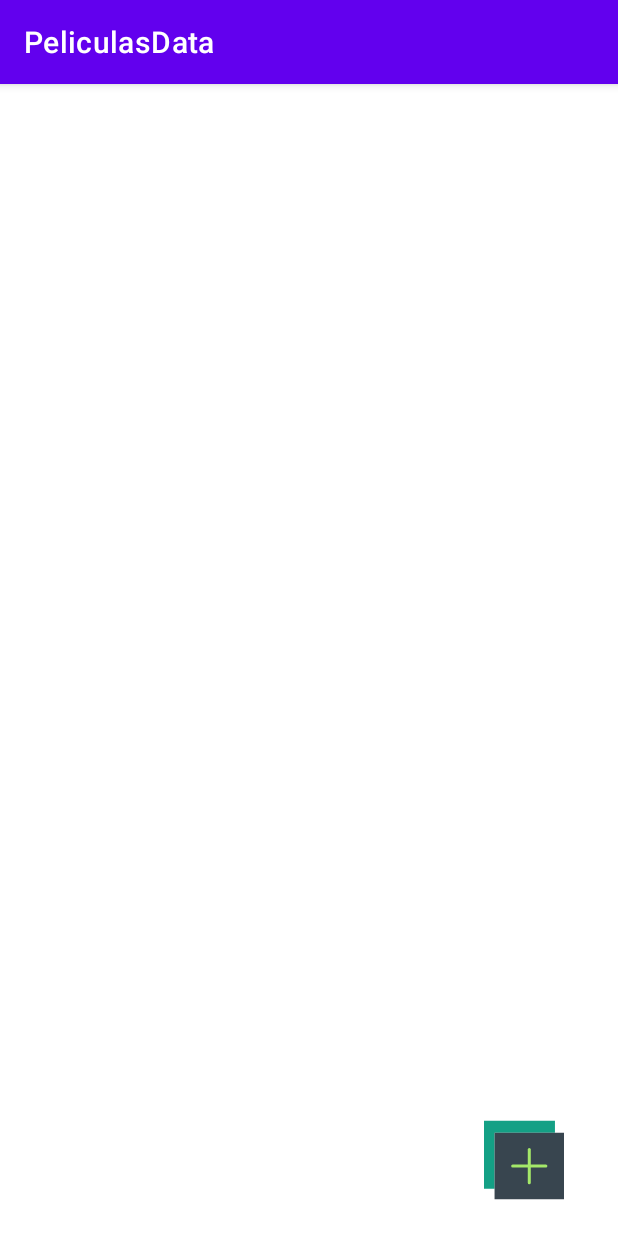
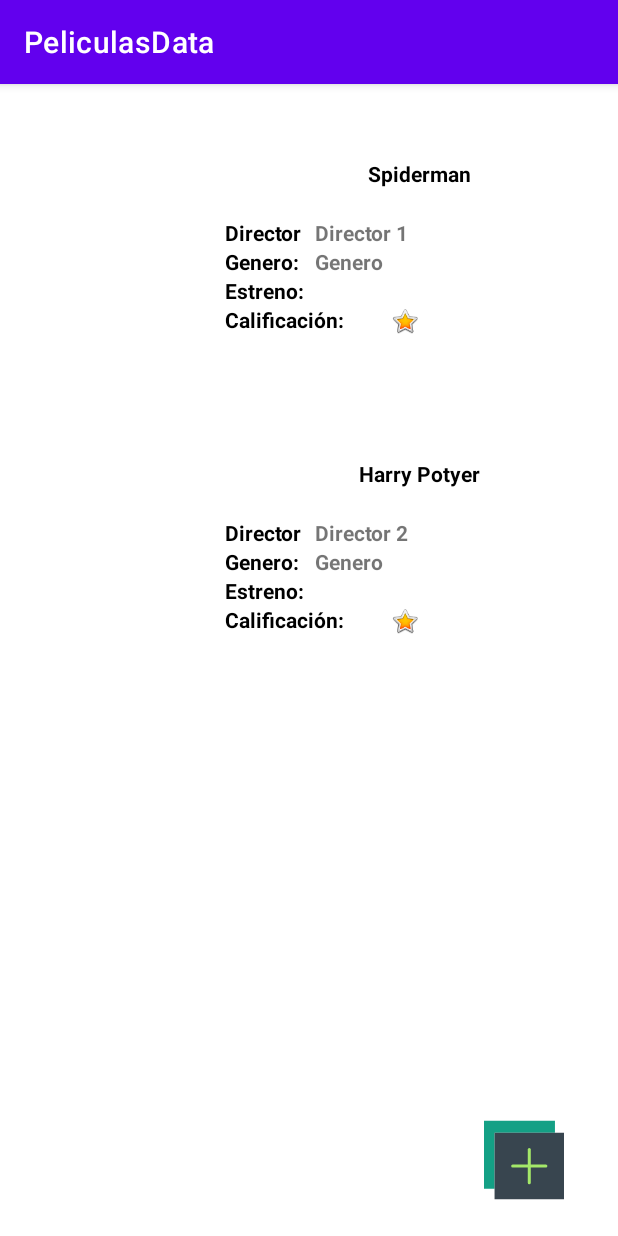
Before and after one commit to Edgarunam/Practica-2-Persistencia, an Android app: the screen it shows after launch (MainActivity), on a phone screen of 412 x 824 dp. Run offline under Robolectric (Android 15) with nearby library versions, the phone set to English and light mode, and no system bars.

Commit message:
Tercer Punto Safe - RV - Insert Layout

```diff
--- a/app/src/main/java/com/etobon/peliculasdata/MainActivity.kt
+++ b/app/src/main/java/com/etobon/peliculasdata/MainActivity.kt
@@ -3,6 +3,8 @@ package com.etobon.peliculasdata
 import android.content.Intent
 import androidx.appcompat.app.AppCompatActivity
 import android.os.Bundle
+import androidx.recyclerview.widget.LinearLayoutManager
+import androidx.recyclerview.widget.RecyclerView
 
 import com.etobon.peliculasdata.databinding.ActivityMainBinding
 
@@ -16,6 +18,11 @@ class MainActivity : AppCompatActivity() {
         binding = ActivityMainBinding.inflate(layoutInflater)
         setContentView(binding.root)
 
+        val recyclerView = findViewById<RecyclerView>(R.id.rvMainActivity)
+        val adapter = ProveAdapter()
+        recyclerView.layoutManager = LinearLayoutManager(this)
+        recyclerView.adapter = adapter
+
         binding.ivAdd.setOnClickListener {
             val intent = Intent(this, InsertActivity::class.java)
             startActivity(intent)
--- a/app/src/main/java/com/etobon/peliculasdata/ProveAdapter.kt
+++ b/app/src/main/java/com/etobon/peliculasdata/ProveAdapter.kt
@@ -6,27 +6,36 @@ import android.view.ViewGroup
 import android.widget.TextView
 import androidx.recyclerview.widget.RecyclerView
 
-class ProveAdapter(private val peliculasrv: List<MovieItem>) :
-    RecyclerView.Adapter<ProveAdapter.ViewHolder>(){
+class ProveAdapter:RecyclerView.Adapter<ProveAdapter.ViewHolder>() {
 
-    class ViewHolder (val view: View):RecyclerView.ViewHolder(view)
+    val titles = arrayOf("Spiderman","Harry Potyer")
+    val Director = arrayOf("Director 1","Director 2")
 
-    override fun onCreateViewHolder(parent: ViewGroup, viewType: Int): ViewHolder {
-        val view = LayoutInflater.from(parent.context).inflate(R.layout.layout_plantilla_rv,parent,false)
-        return ViewHolder(view)
-    }
+        class ViewHolder(val view: View) : RecyclerView.ViewHolder(view)
 
-    override fun onBindViewHolder(holder: ViewHolder, position: Int) {
-        holder.view.findViewById<TextView>(R.id.tvTituloPelicula).text = peliculasrv[position].TituloPelicula
-        holder.view.findViewById<TextView>(R.id.tvDirectorPelicula).text = peliculasrv[position].directorPelicula
-        holder.view.findViewById<TextView>(R.id.tvGeneroPelicula).text = peliculasrv[position].generoPelicula
-        holder.view.findViewById<TextView>(R.id.tvFechaPelicula).text = peliculasrv[position].fechaPelicua.toString()
-        holder.view.findViewById<TextView>(R.id.tvCalificacion).text = peliculasrv[position].calificacionPelicula.toString()
+        override fun onCreateViewHolder(parent: ViewGroup, viewType: Int): ViewHolder {
+            val view = LayoutInflater.from(parent.context)
+                .inflate(R.layout.layout_plantilla_rv, parent, false)
+            return ViewHolder(view)
+        }
+
+        override fun onBindViewHolder(holder: ViewHolder, position: Int) {
+            holder.view.findViewById<TextView>(R.id.tvTituloPelicula).text =
+                titles[position]
+            holder.view.findViewById<TextView>(R.id.tvDirectorPelicula).text =
+               Director[position]
+            /*
+            holder.view.findViewById<TextView>(R.id.tvGeneroPelicula).text =
+                peliculasrv[position].generoPelicula
+            holder.view.findViewById<TextView>(R.id.tvFechaPelicula).text =
+                peliculasrv[position].fechaPelicua.toString()
+            holder.view.findViewById<TextView>(R.id.tvCalificacion).text =
+                peliculasrv[position].calificacionPelicula.toString()
+
+*/
+        }
+
+        override fun getItemCount(): Int = titles.size
 
 
-
-    }
-
-    override fun getItemCount(): Int = peliculasrv.size
-
 }
```
